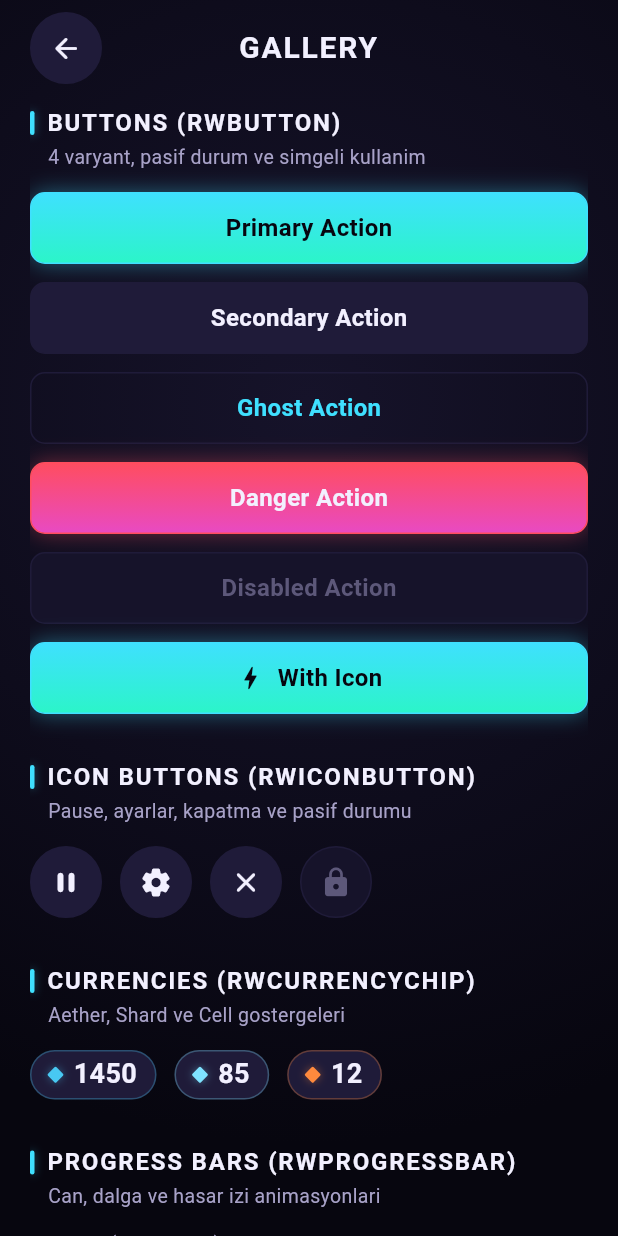
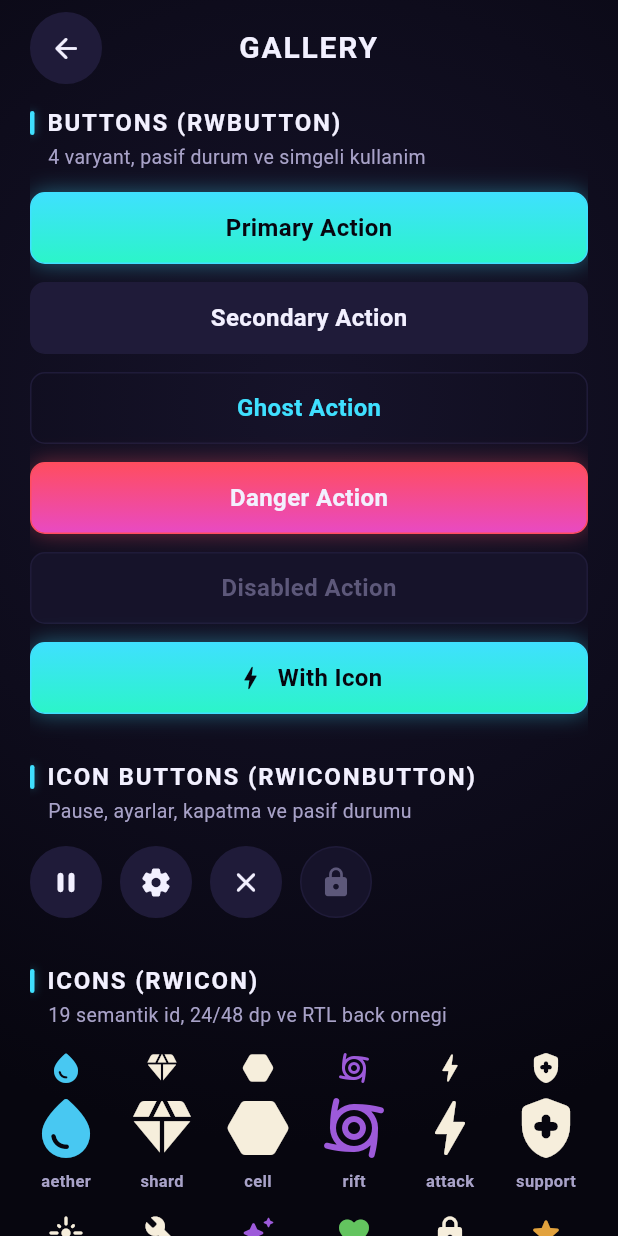
Before and after one commit to emrebi/riftwarden, a Flutter app: the WidgetGallery screen opened directly, on a phone screen of 412 x 824 dp. Run offline on Flutter 3.47's test engine with Material 3 defaults, Android fonts, the phone set to English and light mode, and no system bars; our stand-ins replace flutter_riverpod, go_router, shared_preferences; missing offline and left inert: flame, flame_audio; accounts and stored records are empty.

Commit message:
semantik ikon kaydi ve fallback destekli ui gorsel yuvasi eklendi

```diff
--- a/lib/features/boot/view/widget_gallery.dart
+++ b/lib/features/boot/view/widget_gallery.dart
@@ -4,10 +4,12 @@ import 'package:flutter/material.dart';
 import 'package:riftwarden/app/theme/app_colors.dart';
 import 'package:riftwarden/app/theme/app_spacing.dart';
 import 'package:riftwarden/app/theme/app_typography.dart';
+import 'package:riftwarden/shared/widgets/rw_art.dart';
 import 'package:riftwarden/shared/widgets/rw_button.dart';
 import 'package:riftwarden/shared/widgets/rw_card.dart';
 import 'package:riftwarden/shared/widgets/rw_currency_chip.dart';
 import 'package:riftwarden/shared/widgets/rw_dialog.dart';
+import 'package:riftwarden/shared/widgets/rw_icon.dart';
 import 'package:riftwarden/shared/widgets/rw_icon_button.dart';
 import 'package:riftwarden/shared/widgets/rw_panel.dart';
 import 'package:riftwarden/shared/widgets/rw_progress_bar.dart';
@@ -133,6 +135,87 @@ class _WidgetGalleryState extends State<WidgetGallery> {
                   onPressed: null,
                 ),
               ],
+            ),
+            const SizedBox(height: AppSpacing.xl),
+
+            // --- SECTION: SEMANTIC ICONS ---
+            const RwSectionHeader(
+              title: 'Icons (RwIcon)',
+              subtitle: '19 semantik id, 24/48 dp ve RTL back ornegi',
+            ),
+            const SizedBox(height: AppSpacing.sm),
+            Wrap(
+              spacing: AppSpacing.lg,
+              runSpacing: AppSpacing.lg,
+              children: RwIconId.values
+                  .map(
+                    (id) => Column(
+                      mainAxisSize: MainAxisSize.min,
+                      children: <Widget>[
+                        RwIcon(id, size: 24.0),
+                        const SizedBox(height: AppSpacing.xs),
+                        RwIcon(id, size: 48.0),
+                        const SizedBox(height: AppSpacing.xs),
+                        _buildGalleryText(
+                          id.name,
+                          style: AppTypography.smallLabel,
+                        ),
+                      ],
+                    ),
+                  )
+                  .toList(),
+            ),
+            const SizedBox(height: AppSpacing.md),
+            _buildGalleryText('RTL back ornegi (yon aynalanir):'),
+            const SizedBox(height: AppSpacing.xs),
+            const Directionality(
+              textDirection: TextDirection.rtl,
+              child: RwIcon(RwIconId.back, size: 32.0),
+            ),
+            const SizedBox(height: AppSpacing.xl),
+
+            // --- SECTION: RASTER ART SLOTS ---
+            const RwSectionHeader(
+              title: 'Art Slots (RwArt)',
+              subtitle: 'Dosya henuz yok; her grup fallback gosteriyor',
+            ),
+            const SizedBox(height: AppSpacing.sm),
+            Wrap(
+              spacing: AppSpacing.lg,
+              runSpacing: AppSpacing.lg,
+              children: RwArtGroup.values
+                  .map(
+                    (group) => Column(
+                      mainAxisSize: MainAxisSize.min,
+                      children: <Widget>[
+                        RwArt(
+                          group: group,
+                          id: 'gallery_preview',
+                          width: 64.0,
+                          height: 64.0,
+                          fallback: Container(
+                            width: 64.0,
+                            height: 64.0,
+                            alignment: Alignment.center,
+                            decoration: BoxDecoration(
+                              border: Border.all(color: AppColors.textOnDark),
+                            ),
+                            child: _buildGalleryText(
+                              'fallback',
+                              style: AppTypography.smallLabel,
+                              align: TextAlign.center,
+                            ),
+                          ),
+                        ),
+                        const SizedBox(height: AppSpacing.xs),
+                        _buildGalleryText(
+                          group.name,
+                          style: AppTypography.smallLabel,
+                        ),
+                      ],
+                    ),
+                  )
+                  .toList(),
             ),
             const SizedBox(height: AppSpacing.xl),
 
--- /dev/null
+++ b/lib/shared/widgets/rw_art.dart
@@ -0,0 +1,52 @@
+import 'package:flutter/material.dart';
+
+/// Raster sanat gruplari. Isimler klasor adlariyla birebir eslesir
+/// (`assets/images/ui_art/GRUP/ID.webp`, AQ-2 sozlesmesi):
+/// portraits/unitId, illustrations/upgrade.icon, icons/RwIconId adi,
+/// ornaments/ornament id, logo/ad, scenes/ad.
+enum RwArtGroup { portraits, illustrations, icons, ornaments, logo, scenes }
+
+/// Flutter widget'larinin motor atlaslarina dokunmadan per-file WebP sanat
+/// gosterebilmesi icin tek yol (AQ-1). Atlaslar sadece Flame render'i icindir;
+/// UI sanati per-file olarak yuklenir ki sanat gelene kadar kodlama beklemesin
+/// ve dosya eksikken sessizce fallback gosterilsin (hata firlatilmaz).
+///
+/// `lib/engine` veya `lib/features` import etmez.
+class RwArt extends StatelessWidget {
+  const RwArt({
+    required this.group,
+    required this.id,
+    this.fallback,
+    this.width,
+    this.height,
+    this.fit = BoxFit.contain,
+    this.semanticLabel,
+    super.key,
+  });
+
+  final RwArtGroup group;
+  final String id;
+  final Widget? fallback;
+  final double? width;
+  final double? height;
+  final BoxFit fit;
+  final String? semanticLabel;
+
+  static String pathFor(RwArtGroup group, String id) =>
+      'assets/images/ui_art/${group.name}/$id.webp';
+
+  @override
+  Widget build(BuildContext context) {
+    return Image.asset(
+      pathFor(group, id),
+      width: width,
+      height: height,
+      fit: fit,
+      gaplessPlayback: true,
+      semanticLabel: semanticLabel,
+      excludeFromSemantics: semanticLabel == null,
+      errorBuilder: (context, error, stackTrace) =>
+          fallback ?? SizedBox(width: width, height: height),
+    );
+  }
+}
--- /dev/null
+++ b/lib/shared/widgets/rw_icon.dart
@@ -0,0 +1,136 @@
+import 'package:flutter/material.dart';
+import 'package:riftwarden/app/theme/app_colors.dart';
+
+/// Semantik ikon kimlikleri. Isimler onaylanan ikon sayfasi dosya id'leriyle
+/// birebir eslesir (`assets/images/ui_art/icons/<id>.webp`, ARTINT-02).
+/// Buradaki adlari degistirmek raster gecisini kirar.
+enum RwIconId {
+  aether,
+  shard,
+  cell,
+  rift,
+  attack,
+  support,
+  area,
+  utility,
+  magic,
+  health,
+  lock,
+  level,
+  settings,
+  pause,
+  back,
+  info,
+  plus,
+  close,
+  check,
+}
+
+/// Tek semantik ikon API'si.
+///
+/// Bugun `RwIconId` -> Material `IconData` koduyla cizilir. ARTINT-02'de
+/// (AQ-1/AQ-2 onayli yol) ayni id'ler `RwArt` uzerinden
+/// `assets/images/ui_art/icons/<id>.webp` raster varligini yukleyecek;
+/// cagri yerleri (`RwIcon(RwIconId.x)`) degismeyecek.
+///
+/// Bu widget bir glif'tir, dokunma hedefi degildir; buton sarmalayicisi
+/// (`RwIconButton`) hit-target boyutunu saglar.
+class RwIcon extends StatelessWidget {
+  const RwIcon(
+    this.id, {
+    super.key,
+    this.size = 24.0,
+    this.color,
+    this.semanticLabel,
+  });
+
+  final RwIconId id;
+  final double size;
+  final Color? color;
+  final String? semanticLabel;
+
+  static const Map<RwIconId, IconData> _glyphs = <RwIconId, IconData>{
+    // DESIGN.md 16: mavi/camgobegi damla veya kapali buyulu zerre.
+    RwIconId.aether: Icons.water_drop_rounded,
+    // Kirilgan kristal parca — kesim yuzeyli, bold silueti.
+    RwIconId.shard: Icons.diamond_rounded,
+    // Alti kenarli organik/enerji hucresi.
+    RwIconId.cell: Icons.hexagon_rounded,
+    // DESIGN.md 16: violet spiral/yirtik.
+    RwIconId.rift: Icons.cyclone_rounded,
+    // Kilic ikonu Material setinde yok; carpma/darbe izi ile okunur.
+    RwIconId.attack: Icons.bolt_rounded,
+    // Artı/ward birlesimi — koruma haci okur.
+    RwIconId.support: Icons.health_and_safety_rounded,
+    // Az sayida buyuk isinla patlama.
+    RwIconId.area: Icons.flare_rounded,
+    // Sanayi degil, tamirci/relik takim izlenimi.
+    RwIconId.utility: Icons.build_rounded,
+    // DESIGN.md 16: Rift kivrimi/orb.
+    RwIconId.magic: Icons.auto_awesome_rounded,
+    // DESIGN.md 16: kalp/kalkan/Core isareti.
+    RwIconId.health: Icons.favorite_rounded,
+    // DESIGN.md 16: agir kilit siluet.
+    RwIconId.lock: Icons.lock_rounded,
+    // DESIGN.md 16: yildiz/rozet.
+    RwIconId.level: Icons.star_rounded,
+    // DESIGN.md 16: okunakli disli.
+    RwIconId.settings: Icons.settings_rounded,
+    // DESIGN.md 16: iki genis cubuk.
+    RwIconId.pause: Icons.pause_rounded,
+    // DESIGN.md 16: genis yonlu ok, RTL'de aynalanir (asagida).
+    RwIconId.back: Icons.arrow_back_rounded,
+    // DESIGN.md 16: kapali bilgi isareti.
+    RwIconId.info: Icons.info_rounded,
+    RwIconId.plus: Icons.add_rounded,
+    RwIconId.close: Icons.close_rounded,
+    RwIconId.check: Icons.check_rounded,
+  };
+
+  static Color _defaultColor(RwIconId id) => switch (id) {
+        RwIconId.aether => AppColors.aether,
+        RwIconId.rift => AppColors.rift,
+        RwIconId.magic => AppColors.rift,
+        RwIconId.health => AppColors.health,
+        RwIconId.level => AppColors.reward,
+        RwIconId.close => AppColors.danger,
+        RwIconId.check => AppColors.success,
+        _ => AppColors.textOnDark,
+      };
+
+  @override
+  Widget build(BuildContext context) {
+    final glyph = _glyphs[id]!;
+    final effectiveColor = color ?? _defaultColor(id);
+
+    final icon = Icon(
+      glyph,
+      size: size,
+      color: effectiveColor,
+      semanticLabel: semanticLabel,
+    );
+
+    if (id != RwIconId.back) {
+      return icon;
+    }
+
+    // `back` her zaman "basa dogru" gostermeli; RTL'de yatayda aynalanir.
+    // Aynalama IconData yerine gorsel donusum uzerinden yapilir ki
+    // ARTINT-02'de raster ok gorseli de aynen bu yoldan cevrilebilsin.
+    final isRtl = Directionality.of(context) == TextDirection.rtl;
+    if (!isRtl) {
+      return icon;
+    }
+    // arrow_back_rounded'in kendi matchTextDirection:true ozelligi RTL'de
+    // Material tarafindan zaten aynalaniyor; disaridaki Transform.flip ile
+    // ust uste binip yon geri donmesin diye ikonu burada LTR'ye sabitleyip
+    // aynalamayi sadece bu widget yapsin.
+    return Transform.flip(
+      flipX: true,
+      child: Directionality(
+        textDirection: TextDirection.ltr,
+        child: icon,
+      ),
+    );
+  }
+}
--- a/pubspec.yaml
+++ b/pubspec.yaml
@@ -53,6 +53,12 @@ flutter:
     - assets/content/levels/
     - assets/images/
     - assets/images/atlas/
+    - assets/images/ui_art/portraits/
+    - assets/images/ui_art/illustrations/
+    - assets/images/ui_art/icons/
+    - assets/images/ui_art/ornaments/
+    - assets/images/ui_art/logo/
+    - assets/images/ui_art/scenes/
     - assets/audio/
 
   # TODO(m5): Fontlar eklendiginde burasi doldurulacak.
```
Also changed, not shown: 8 other files.
